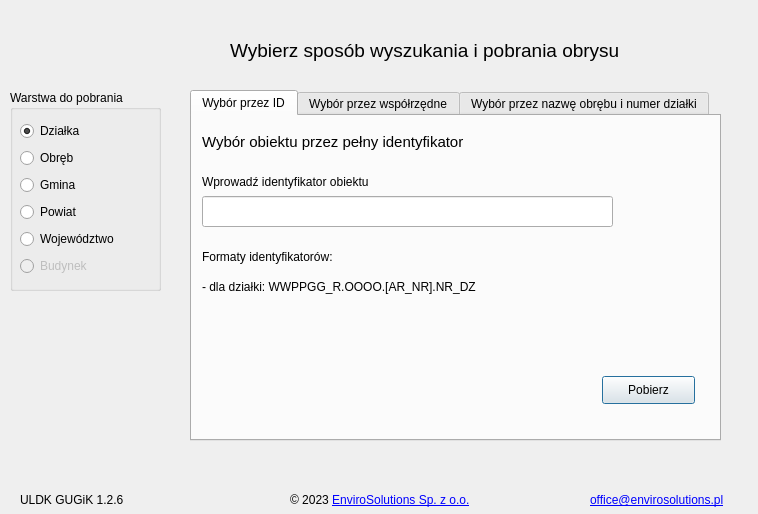
Qt form uldk_gugik_dialog_base.ui (envirosolutionspl/uldk_gugik) before a commit.
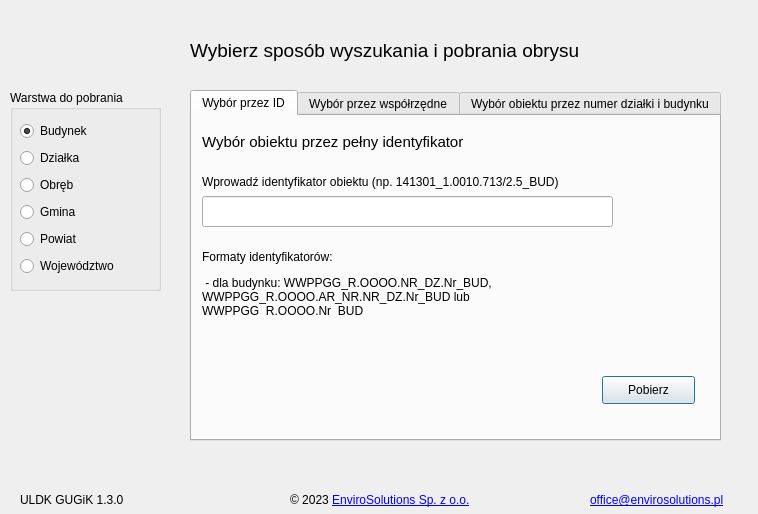
The same form after that commit. The open tabs and pages were chosen to show the change. Icons and pictures are not drawn. Custom widgets are drawn as their Qt base class.

What changed in the file:
```diff
--- a/uldk_gugik_dialog_base.ui
+++ b/uldk_gugik_dialog_base.ui
@@ -30,7 +30,7 @@
     </rect>
    </property>
    <property name="text">
-    <string>ULDK GUGiK 1.2.6</string>
+    <string>ULDK GUGiK 1.3.0</string>
    </property>
   </widget>
   <widget class="QLabel" name="lbl_copyrights">
@@ -146,7 +146,7 @@
       </rect>
      </property>
      <property name="text">
-      <string>Wprowadź identyfikator obiektu</string>
+      <string>Wprowadź identyfikator obiektu (np. 141301_1.0010.713/2.5_BUD)</string>
      </property>
     </widget>
     <widget class="QLineEdit" name="edit_id">
@@ -197,11 +197,14 @@
        <x>10</x>
        <y>160</y>
        <width>411</width>
-       <height>21</height>
+       <height>41</height>
       </rect>
      </property>
      <property name="text">
-      <string>- dla działki: WWPPGG_R.OOOO.[AR_NR].NR_DZ</string>
+      <string> - dla budynku: WWPPGG_R.OOOO.NR_DZ.Nr_BUD, WWPPGG_R.OOOO.AR_NR.NR_DZ.Nr_BUD lub WWPPGG_R.OOOO.Nr_BUD</string>
+     </property>
+     <property name="alignment">
+      <set>Qt::AlignLeading|Qt::AlignLeft|Qt::AlignTop</set>
      </property>
      <property name="wordWrap">
       <bool>true</bool>
@@ -418,7 +421,7 @@
      <bool>true</bool>
     </property>
     <attribute name="title">
-     <string>Wybór przez nazwę obrębu i numer działki</string>
+     <string>Wybór obiektu przez numer działki i budynku</string>
     </attribute>
     <widget class="QLabel" name="lbl_desc_tab3">
      <property name="geometry">
@@ -596,14 +599,30 @@
      </rect>
     </property>
     <layout class="QVBoxLayout" name="verticalLayout">
+     <item>
+      <widget class="QRadioButton" name="rdb_bu">
+       <property name="enabled">
+        <bool>true</bool>
+       </property>
+       <property name="text">
+        <string>Budynek</string>
+       </property>
+       <property name="checked">
+        <bool>true</bool>
+       </property>
+      </widget>
+     </item>
      <item>
       <widget class="QRadioButton" name="rdb_dz">
        <property name="text">
         <string>Działka</string>
        </property>
-       <property name="checked">
+       <property name="checkable">
         <bool>true</bool>
        </property>
+       <property name="checked">
+        <bool>false</bool>
+       </property>
       </widget>
      </item>
      <item>
@@ -634,23 +653,13 @@
        </property>
       </widget>
      </item>
-     <item>
-      <widget class="QRadioButton" name="rdb_bu">
-       <property name="enabled">
-        <bool>false</bool>
-       </property>
-       <property name="text">
-        <string>Budynek</string>
-       </property>
-      </widget>
-     </item>
     </layout>
    </widget>
   </widget>
   <widget class="QLabel" name="lbl_title">
    <property name="geometry">
     <rect>
-     <x>230</x>
+     <x>190</x>
      <y>30</y>
      <width>471</width>
      <height>41</height>
```
Left out of the diff: 10 changed lines with no effect on the pictures.
